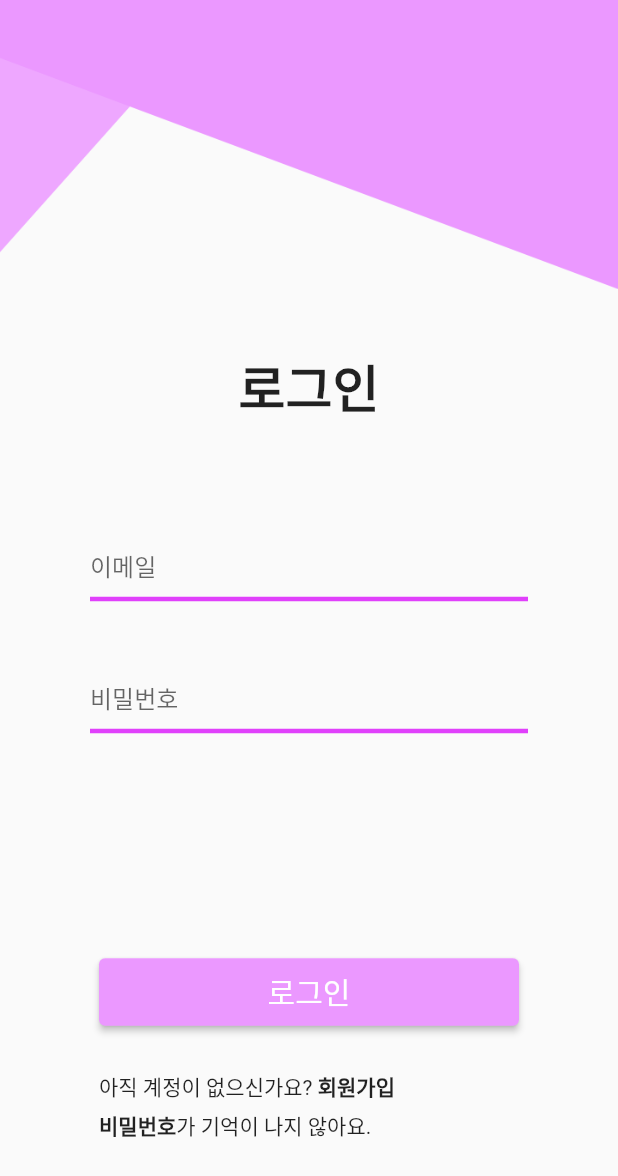
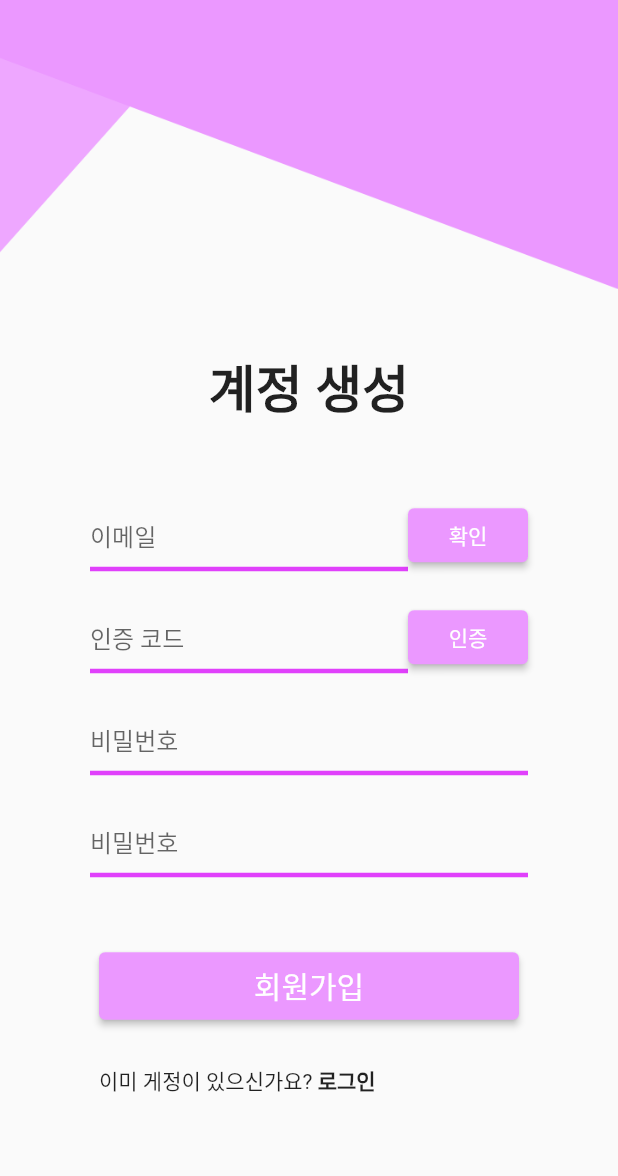
Before and after one commit to todo-jeweler/app-garnet, a Flutter app: the screen it shows after launch, on a phone screen of 412 x 824 dp. Shown: the top 1176 px of the screen. Run offline on Flutter 3.47's test engine with Material 2 defaults, Android fonts, the phone set to English and light mode, and no system bars.

Commit message:
Create register page

```diff
--- a/lib/main.dart
+++ b/lib/main.dart
@@ -1,5 +1,6 @@
 import 'package:flutter/material.dart';
 import 'package:todo_jeweler/ui/view/login.dart';
+import 'package:todo_jeweler/ui/view/register.dart';
 
 void main() {
   runApp(MyApp());
@@ -15,7 +16,7 @@ class MyApp extends StatelessWidget {
         primaryColor: Color(0xffEB98FF),
         primarySwatch: Colors.purple,
       ),
-      home: Login(),
+      home: Register(),
     );
   }
 }
@@ -54,6 +55,6 @@ class Hello extends StatelessWidget {
 
   @override
   Widget build(BuildContext context) {
-    return Login();
+    return Register();
   }
 }
--- /dev/null
+++ b/lib/ui/view/register.dart
@@ -0,0 +1,163 @@
+import 'package:flutter/material.dart';
+
+class Register extends StatefulWidget {
+  const Register({Key? key}) : super(key: key);
+
+  @override
+  _RegisterState createState() => _RegisterState();
+}
+
+class _RegisterState extends State<Register> {
+  @override
+  Widget build(BuildContext context) {
+    return Scaffold(
+      body: Column(
+        crossAxisAlignment: CrossAxisAlignment.center,
+        children: [
+          Container(
+            child: Image.asset(
+              'assets/images/login_background.png',
+            ),
+          ),
+          SizedBox(height: 40),
+          Text(
+            '계정 생성',
+            style: TextStyle(fontWeight: FontWeight.bold, fontSize: 34),
+          ),
+          SizedBox(height: 50),
+          Container(
+            padding: const EdgeInsets.symmetric(horizontal: 60),
+            child: Row(
+              children: [
+                Flexible(
+                  child: Container(
+                    child: TextField(
+                      decoration: InputDecoration(
+                        hintText: '이메일',
+                        enabledBorder: UnderlineInputBorder(
+                          borderSide:
+                              BorderSide(color: Colors.purpleAccent, width: 3),
+                        ),
+                        focusedBorder: UnderlineInputBorder(
+                          borderSide:
+                              BorderSide(color: Colors.purple, width: 3),
+                        ),
+                      ),
+                    ),
+                  ),
+                ),
+                Container(
+                  width: 80,
+                  child: ElevatedButton(
+                    style: ElevatedButton.styleFrom(
+                      primary: Color(0xffEB98FF),
+                    ),
+                    onPressed: () {},
+                    child: Text('확인'),
+                  ),
+                )
+              ],
+            ),
+          ),
+          SizedBox(height: 20),
+          Container(
+            padding: const EdgeInsets.symmetric(horizontal: 60),
+            child: Row(
+              children: [
+                Flexible(
+                  child: Container(
+                    child: TextField(
+                      decoration: InputDecoration(
+                        hintText: '인증 코드',
+                        enabledBorder: UnderlineInputBorder(
+                          borderSide:
+                              BorderSide(color: Colors.purpleAccent, width: 3),
+                        ),
+                        focusedBorder: UnderlineInputBorder(
+                          borderSide:
+                              BorderSide(color: Colors.purple, width: 3),
+                        ),
+                      ),
+                    ),
+                  ),
+                ),
+                Container(
+                  width: 80,
+                  child: ElevatedButton(
+                    style: ElevatedButton.styleFrom(
+                      primary: Color(0xffEB98FF),
+                    ),
+                    onPressed: () {},
+                    child: Text('인증'),
+                  ),
+                )
+              ],
+            ),
+          ),
+          SizedBox(height: 20),
+          Container(
+            padding: const EdgeInsets.symmetric(horizontal: 60),
+            child: TextField(
+              decoration: InputDecoration(
+                hintText: '비밀번호',
+                enabledBorder: UnderlineInputBorder(
+                  borderSide: BorderSide(color: Colors.purpleAccent, width: 3),
+                ),
+                focusedBorder: UnderlineInputBorder(
+                  borderSide: BorderSide(color: Colors.purple, width: 3),
+                ),
+              ),
+            ),
+          ),
+          SizedBox(height: 20),
+          Container(
+            padding: const EdgeInsets.symmetric(horizontal: 60),
+            child: TextField(
+              decoration: InputDecoration(
+                hintText: '비밀번호',
+                enabledBorder: UnderlineInputBorder(
+                  borderSide: BorderSide(color: Colors.purpleAccent, width: 3),
+                ),
+                focusedBorder: UnderlineInputBorder(
+                  borderSide: BorderSide(color: Colors.purple, width: 3),
+                ),
+              ),
+            ),
+          ),
+          SizedBox(height: 50),
+          Container(
+            width: 280,
+            height: 45,
+            child: ElevatedButton(
+              style: ElevatedButton.styleFrom(
+                primary: Color(0xffEB98FF),
+              ),
+              onPressed: () {},
+              child: Text(
+                '회원가입',
+                style: TextStyle(fontSize: 20),
+              ),
+            ),
+          ),
+          SizedBox(height: 30),
+          Container(
+            width: 280,
+            child: Column(
+              mainAxisAlignment: MainAxisAlignment.start,
+              crossAxisAlignment: CrossAxisAlignment.start,
+              children: [
+                Row(
+                  children: [
+                    Text('이미 게정이 있으신가요? '),
+                    Text('로그인', style: TextStyle(fontWeight: FontWeight.bold))
+                  ],
+                ),
+                SizedBox(height: 5),
+              ],
+            ),
+          ),
+        ],
+      ),
+    );
+  }
+}
```
Also changed, not shown: pubspec.lock, 1 other file.
